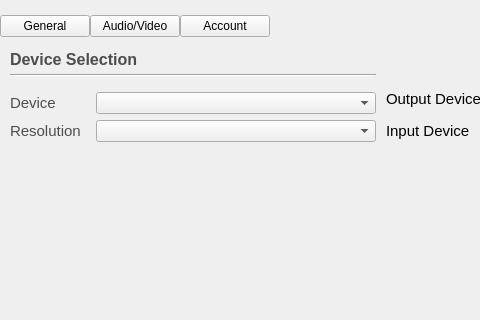
First picture: the form in configurationwidget.ui, repository savoirfairelinux/jami-client-windows, before the edit; both pictures show x 0 to 480 and y 0 to 320 of the 954 by 815 pixel window.
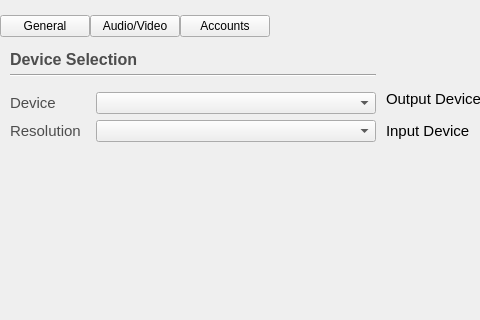
Second picture: the form after the edit. The open tabs and pages were chosen to show the change. Icons and pictures are not drawn. Custom widgets are drawn as their Qt base class.

What changed in the file:
```diff
--- a/configurationwidget.ui
+++ b/configurationwidget.ui
@@ -129,7 +129,7 @@
              </size>
             </property>
             <property name="text">
-             <string>Account</string>
+             <string>Accounts</string>
             </property>
             <property name="checkable">
              <bool>true</bool>
```
Left out of the diff: 80 changed lines with no effect on the pictures.
